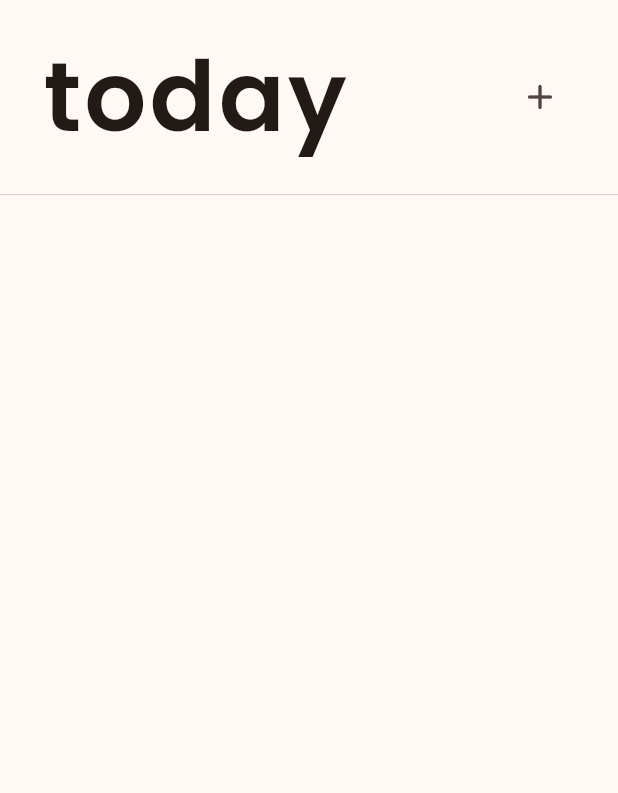
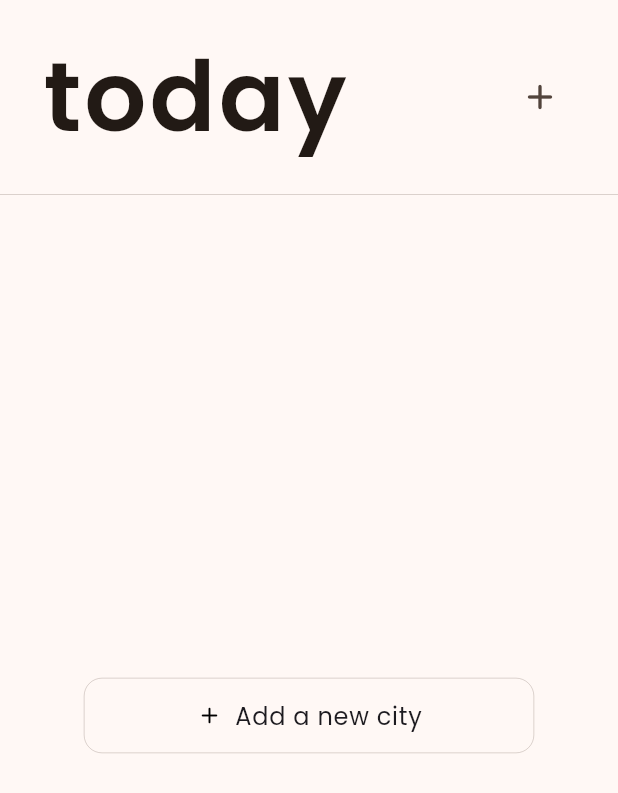
Before and after one commit to zTomz/Today, a Flutter app: the screen it shows after launch, on a phone screen of 412 x 824 dp. Shown: the top 793 px of the screen. Run offline on Flutter 3.47's test engine with Material 3 defaults, Android fonts, the light colour scheme and no system bars; our stand-ins replace flutter_animate, flutter_hooks, google_fonts, hooks_riverpod, logger, shared_preferences and 2 more; missing offline and left inert: qweather_icons.

Commit message:
If there are no cities, show a hint how to add one

```diff
--- a/minimalist_weather/lib/pages/cities_page/cities_page.dart
+++ b/minimalist_weather/lib/pages/cities_page/cities_page.dart
@@ -1,8 +1,6 @@
 import 'package:flutter/material.dart';
 import 'package:minimalist_weather/pages/cities_page/widgets/cities_app_bar.dart';
 import 'package:minimalist_weather/pages/cities_page/widgets/cities_list_view.dart';
-
-// TODO: If there are no cities, show a hint how to add one
 
 class CitiesPage extends StatelessWidget {
   const CitiesPage({super.key});
--- a/minimalist_weather/lib/pages/cities_page/dialogs/new_city_dialog.dart
+++ b/minimalist_weather/lib/pages/cities_page/dialogs/new_city_dialog.dart
@@ -72,7 +72,7 @@ class NewCityDialog extends HookConsumerWidget {
           children: [
             Expanded(
               child: CustomButton.outlined(
-                text: "Close",
+                label: const Text("Close"),
                 onPressed: () {
                   Navigator.of(context).pop();
                 },
@@ -82,7 +82,7 @@ class NewCityDialog extends HookConsumerWidget {
             Expanded(
               flex: 2,
               child: CustomButton(
-                text: "Add",
+                label: const Text("Add"),
                 onPressed: () async {
                   // Check the controller
                   if (geoLocation.value == null) {
--- a/minimalist_weather/lib/pages/cities_page/widgets/cities_list_view.dart
+++ b/minimalist_weather/lib/pages/cities_page/widgets/cities_list_view.dart
@@ -2,8 +2,10 @@ import 'package:flutter/material.dart';
 import 'package:flutter_animate/flutter_animate.dart';
 import 'package:hooks_riverpod/hooks_riverpod.dart';
 import 'package:minimalist_weather/config/constants.dart';
+import 'package:minimalist_weather/pages/cities_page/dialogs/new_city_dialog.dart';
 import 'package:minimalist_weather/pages/cities_page/widgets/city_list_tile.dart';
 import 'package:minimalist_weather/provider/cities_provider.dart';
+import 'package:minimalist_weather/widgets/custom_button.dart';
 
 class CitiesListView extends HookConsumerWidget {
   const CitiesListView({super.key});
@@ -13,7 +15,30 @@ class CitiesListView extends HookConsumerWidget {
     final asyncCities = ref.watch(citiesProvider);
 
     return asyncCities.when(
-      data: (cities) => ListView.builder(
+      data: (cities) {
+        if (cities.isEmpty) {
+          return Center(
+            child: SizedBox(
+              width: 300,
+              height: 50,
+              child: CustomButton.outlined(
+                label: Text(
+                  "Add a new city",
+                  style: Theme.of(context).textTheme.bodyLarge,
+                ),
+                icon: const Icon(Icons.add_rounded),
+                onPressed: () async {
+                  await showDialog(
+                    context: context,
+                    builder: (context) => const NewCityDialog(),
+                  );
+                },
+              ),
+            ),
+          );
+        }
+
+        return ListView.builder(
           itemCount: cities.length,
           itemBuilder: (context, index) {
             return CityListTile(
@@ -32,7 +57,8 @@ class CitiesListView extends HookConsumerWidget {
                   curve: Curves.easeIn,
                 );
           },
-      ),
+        );
+      },
       error: (_, __) => const Center(
         child: Text(
           "Failed to load weather data",
--- a/minimalist_weather/lib/widgets/custom_button.dart
+++ b/minimalist_weather/lib/widgets/custom_button.dart
@@ -4,27 +4,30 @@ import 'package:minimalist_weather/config/constants.dart';
 class CustomButton extends StatelessWidget {
   final _CustomButtonVariant _variant;
 
-  final String text;
+  final Widget label;
+  final Icon? icon;
   final void Function() onPressed;
 
   const CustomButton({
     super.key,
-    required this.text,
+    required this.label,
+    this.icon,
     required this.onPressed,
   }) : _variant = _CustomButtonVariant.filled;
 
   const CustomButton.outlined({
     super.key,
-    required this.text,
+    required this.label,
+    this.icon,
     required this.onPressed,
   }) : _variant = _CustomButtonVariant.outlined;
 
   @override
   Widget build(BuildContext context) {
-    return FilledButton(
+    return FilledButton.icon(
       onPressed: onPressed,
       style: FilledButton.styleFrom(
-        padding: EdgeInsets.zero,
+        padding: const EdgeInsets.symmetric(horizontal: Spacing.small),
         shape: const RoundedRectangleBorder(
           borderRadius: BorderRadius.all(
             Radius.circular(defaultBorderRadius),
@@ -43,7 +46,8 @@ class CustomButton extends StatelessWidget {
               )
             : null,
       ),
-      child: Text(text),
+      label: label,
+      icon: icon,
     );
   }
 }
```
Lines whose indentation alone changed are shown as unchanged.
